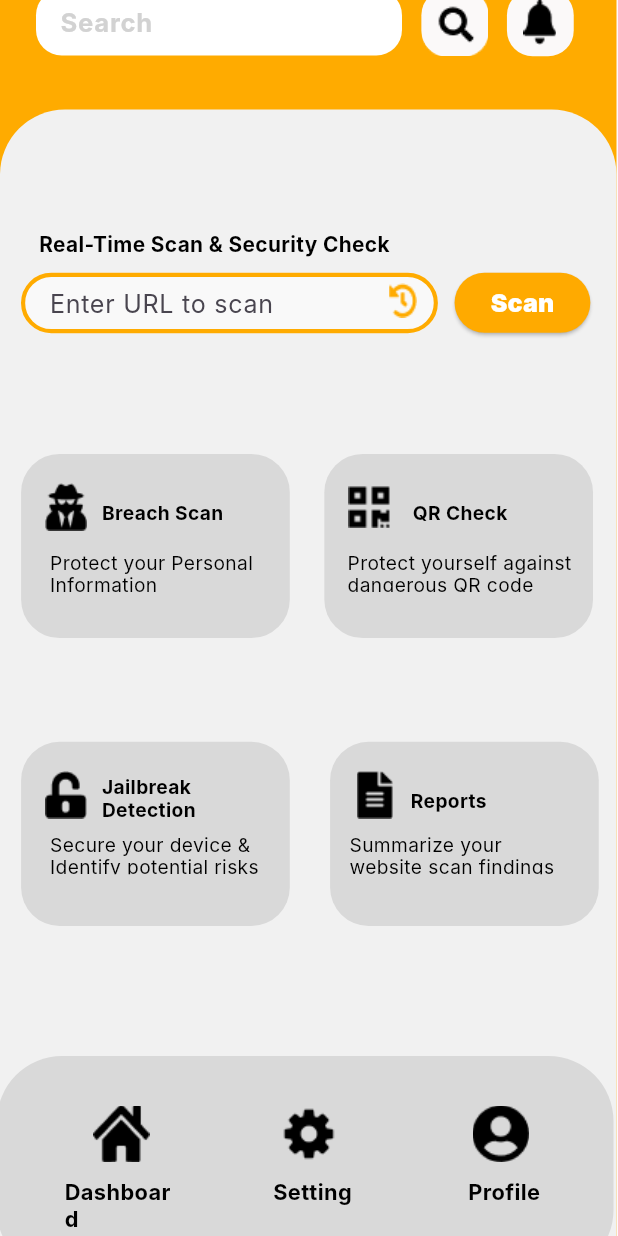
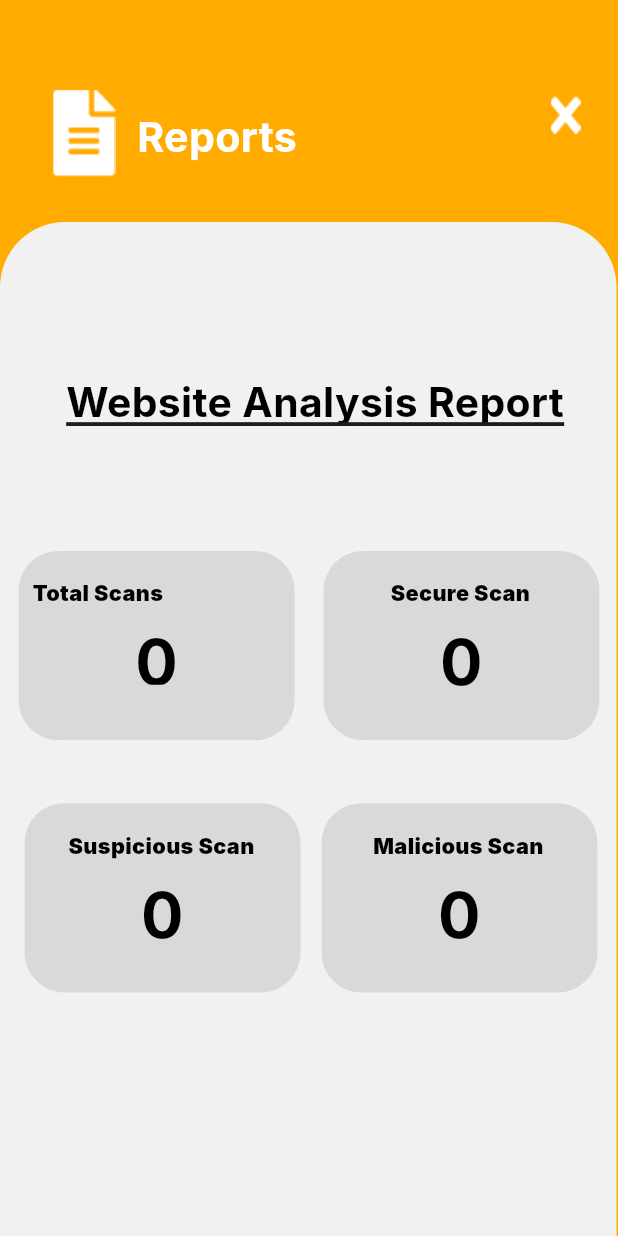
Before and after one commit to Twilight-Fox/ancc-24-team-acre, a Flutter app: the DashboardScreen screen opened by its route, scrolled down 66 dp, after a tap on "Reports", on a phone screen of 412 x 824 dp. Run offline on Flutter 3.47's test engine with Material 3 defaults, Android fonts, the phone set to English and light mode, and no system bars; our stand-ins replace flutter_dotenv, flutter_svg, go_router, image_picker, loading_animation_widget, permission_handler and 1 more; missing offline and left inert: flutter_jailbreak_detection, mobile_scanner; accounts and stored records are empty; Roboto replaces fonts that are missing (Inter).

Commit message:
feat: add reports

```diff
--- a/lib/main.dart
+++ b/lib/main.dart
@@ -27,6 +27,7 @@ import 'src/jailbreak_detection/jailbreak_request_screen.dart';
 import 'src/jailbreak_detection/jailbreak_secure_screen.dart';
 import 'src/jailbreak_detection/jailbreak_insecure_screen.dart';
 import 'src/qr_scan/screenshot.dart';
+import 'src/report_screen.dart';
 
 // Main Entry Point
 Future<void> main() async {
@@ -191,6 +192,11 @@ final GoRouter _router = GoRouter(
       builder: (BuildContext context, GoRouterState state) =>
           const BarcodeScannerWithZoom(),
     ),
+    GoRoute(
+      path: '/reports',
+      builder: (BuildContext context, GoRouterState state) =>
+          const ReportsScreen(),
+    ),
   ],
 );
 
--- a/lib/src/dashboard_screen.dart
+++ b/lib/src/dashboard_screen.dart
@@ -19,20 +19,17 @@ class DashboardScreen extends StatefulWidget {
 class _DashboardScreenState extends State<DashboardScreen> {
   final _searchController = TextEditingController();
 
-
   Future<void> _handleScanQR() async {
     //final supabase = context.read<SupabaseState>().supabase;
     var status = await Permission.camera.request();
-    if (status.isDenied){
+    if (status.isDenied) {
       return;
-    }
-    else {
+    } else {
       var imageStatus = await Permission.photos.request();
-      if (imageStatus.isDenied){
+      if (imageStatus.isDenied) {
         return;
-      }
-      else {
-      context.go('/qr_scan');
+      } else {
+        context.go('/qr_scan');
       }
     }
   }
@@ -100,9 +97,9 @@ class _DashboardScreenState extends State<DashboardScreen> {
         return;
       } catch (e) {
         print('Error: $e');
-        }
       }
     }
+  }
 
   @override
   Widget build(BuildContext context) {
@@ -438,7 +435,7 @@ class _DashboardScreenState extends State<DashboardScreen> {
                     top: 534.91,
                     child: InkWell(
                       onTap: () {
-                        print("Reports Icon pressed");
+                        context.go('/reports');
                       },
                       child: Container(
                         width: 229.01,
@@ -619,7 +616,8 @@ class _DashboardScreenState extends State<DashboardScreen> {
                     top: 343,
                     child: InkWell(
                       onTap: () {
-                        _handleScanQR();},
+                        _handleScanQR();
+                      },
                       child: Container(
                         width: 229.01,
                         height: 163.76,
--- /dev/null
+++ b/lib/src/report_screen.dart
@@ -0,0 +1,407 @@
+import 'package:flutter/material.dart';
+import 'package:provider/provider.dart';
+import 'package:go_router/go_router.dart';
+
+import '../main.dart';
+
+class ReportsScreen extends StatefulWidget {
+  const ReportsScreen({super.key});
+
+  @override
+  State<ReportsScreen> createState() => _ReportsScreenState();
+}
+
+class _ReportsScreenState extends State<ReportsScreen> {
+  String _totalScans = '0';
+  String _secureScans = '0';
+  String _suspiciousScans = '0';
+  String _maliciousScans = '0';
+
+  @override
+  void initState() {
+    super.initState();
+    loadData();
+  }
+
+  Future<void> loadData() async {
+    final supabase = context.read<SupabaseState>().supabase;
+    final scanResults =
+        await supabase.from('url_scan_results').select('ip_quality_rating');
+    //print(scanResults);
+
+    int secureCount = 0;
+    int suspiciousCount = 0;
+    int maliciousCount = 0;
+
+    for (var result in scanResults) {
+      switch (result['ip_quality_rating']) {
+        case 'Secure':
+          secureCount++;
+          break;
+        case 'Suspicious':
+          suspiciousCount++;
+          break;
+        case 'Malicious':
+          maliciousCount++;
+          break;
+        default:
+          // Handle unknown ratings if necessary
+          break;
+      }
+    }
+    setState(() {
+      _totalScans = scanResults.length.toString();
+      _secureScans = secureCount.toString();
+      _suspiciousScans = suspiciousCount.toString();
+      _maliciousScans = maliciousCount.toString();
+    });
+    //print('Total Scans: $totalScans');
+    //print('Secure Scans: $secureScans');
+    //print('Suspicious Scans: $suspiciousScans');
+    //print('Malicious Scans: $maliciousScans');
+  }
+
+  @override
+  Widget build(BuildContext context) {
+    return Scaffold(
+      backgroundColor: const Color(0xFFFFAB00),
+      body: Stack(
+        children: [
+          Positioned(
+            right: 25,
+            top: 64,
+            child: InkWell(
+              onTap: () {
+                context.go('/dashboard');
+              },
+              child: const Image(
+                image: AssetImage('assets/images/exitButton.png'),
+              ),
+            ),
+          ),
+          const Positioned(
+              left: 35,
+              top: 60,
+              child: Image(
+                image: AssetImage('assets/images/reportIconW.png'),
+              )),
+          Positioned(
+            left: 0,
+            top: 148,
+            child: Container(
+              width: 411,
+              height: 778,
+              decoration: ShapeDecoration(
+                color: const Color(0xFFF1F1F1),
+                shape: RoundedRectangleBorder(
+                  borderRadius: BorderRadius.circular(43.38),
+                ),
+              ),
+            ),
+          ),
+          const Positioned(
+            left: -35,
+            top: 74,
+            child: SizedBox(
+              width: 359.62,
+              height: 43.38,
+              child: Text(
+                'Reports',
+                textAlign: TextAlign.center,
+                style: TextStyle(
+                  color: Colors.white,
+                  fontSize: 27.40,
+                  fontFamily: 'Inter',
+                  fontWeight: FontWeight.w700,
+                  height: 0,
+                ),
+              ),
+            ),
+          ),
+          const Positioned(
+            left: 44,
+            top: 252,
+            child: SizedBox(
+              width: 342.43,
+              height: 69.85,
+              child: Text(
+                'Website Analysis Report',
+                style: TextStyle(
+                  color: Colors.black,
+                  fontSize: 27.26,
+                  fontFamily: 'Inter',
+                  fontWeight: FontWeight.w700,
+                  decoration: TextDecoration.underline,
+                  height: 0,
+                ),
+              ),
+            ),
+          ),
+          Positioned(
+            left: -2,
+            top: 341,
+            child: Container(
+              width: 235.21,
+              height: 168.19,
+              clipBehavior: Clip.antiAlias,
+              decoration: const BoxDecoration(),
+              child: Stack(
+                children: [
+                  Positioned(
+                    left: 14.45,
+                    top: 26.28,
+                    child: Container(
+                      width: 183.96,
+                      height: 126.14,
+                      decoration: ShapeDecoration(
+                        color: const Color(0xFFD9D9D9),
+                        shape: RoundedRectangleBorder(
+                          borderRadius: BorderRadius.circular(26.28),
+                        ),
+                      ),
+                    ),
+                  ),
+                  const Positioned(
+                    left: 23.65,
+                    top: 45.99,
+                    child: SizedBox(
+                      width: 164.25,
+                      height: 19.71,
+                      child: Text(
+                        'Total Scans Performed',
+                        style: TextStyle(
+                          color: Colors.black,
+                          fontSize: 14.45,
+                          fontFamily: 'Inter',
+                          fontWeight: FontWeight.w900,
+                          height: 0,
+                        ),
+                      ),
+                    ),
+                  ),
+                  Positioned(
+                    left: 72.27,
+                    top: 74.90,
+                    child: SizedBox(
+                      width: 68.33,
+                      height: 40.59,
+                      child: Text(
+                        _totalScans,
+                        textAlign: TextAlign.center,
+                        style: const TextStyle(
+                          color: Colors.black,
+                          fontSize: 42.05,
+                          fontFamily: 'Inter',
+                          fontWeight: FontWeight.w700,
+                          height: 0,
+                        ),
+                      ),
+                    ),
+                  ),
+                ],
+              ),
+            ),
+          ),
+          Positioned(
+            left: 201.21,
+            top: 341,
+            child: Container(
+              width: 235.21,
+              height: 168.19,
+              clipBehavior: Clip.antiAlias,
+              decoration: const BoxDecoration(),
+              child: Stack(
+                children: [
+                  Positioned(
+                    left: 14.45,
+                    top: 26.28,
+                    child: Container(
+                      width: 183.96,
+                      height: 126.14,
+                      decoration: ShapeDecoration(
+                        color: const Color(0xFFD9D9D9),
+                        shape: RoundedRectangleBorder(
+                          borderRadius: BorderRadius.circular(26.28),
+                        ),
+                      ),
+                    ),
+                  ),
+                  const Positioned(
+                    left: 23.65,
+                    top: 45.99,
+                    child: SizedBox(
+                      width: 164.25,
+                      height: 19.71,
+                      child: Text(
+                        'Secure Scan',
+                        textAlign: TextAlign.center,
+                        style: TextStyle(
+                          color: Colors.black,
+                          fontSize: 14.45,
+                          fontFamily: 'Inter',
+                          fontWeight: FontWeight.w900,
+                          height: 0,
+                        ),
+                      ),
+                    ),
+                  ),
+                  Positioned(
+                    left: 72.27,
+                    top: 74.90,
+                    child: SizedBox(
+                      width: 68.33,
+                      height: 50,
+                      child: Text(
+                        _secureScans,
+                        textAlign: TextAlign.center,
+                        style: const TextStyle(
+                          color: Colors.black,
+                          fontSize: 42.05,
+                          fontFamily: 'Inter',
+                          fontWeight: FontWeight.w700,
+                          height: 0,
+                        ),
+                      ),
+                    ),
+                  ),
+                ],
+              ),
+            ),
+          ),
+          Positioned(
+            left: 1.94,
+            top: 509.19,
+            child: Container(
+              width: 235.21,
+              height: 168.19,
+              clipBehavior: Clip.antiAlias,
+              decoration: const BoxDecoration(),
+              child: Stack(
+                children: [
+                  Positioned(
+                    left: 14.46,
+                    top: 26.28,
+                    child: Container(
+                      width: 183.96,
+                      height: 126.14,
+                      decoration: ShapeDecoration(
+                        color: const Color(0xFFD9D9D9),
+                        shape: RoundedRectangleBorder(
+                          borderRadius: BorderRadius.circular(26.28),
+                        ),
+                      ),
+                    ),
+                  ),
+                  const Positioned(
+                    left: 23.65,
+                    top: 45.99,
+                    child: SizedBox(
+                      width: 164.25,
+                      height: 19.71,
+                      child: Text(
+                        'Suspicious Scan',
+                        textAlign: TextAlign.center,
+                        style: TextStyle(
+                          color: Colors.black,
+                          fontSize: 14.45,
+                          fontFamily: 'Inter',
+                          fontWeight: FontWeight.w900,
+                          height: 0,
+                        ),
+                      ),
+                    ),
+                  ),
+                  Positioned(
+                    left: 72.27,
+                    top: 74.90,
+                    child: SizedBox(
+                      width: 68.33,
+                      height: 50,
+                      child: Text(
+                        _suspiciousScans,
+                        textAlign: TextAlign.center,
+                        style: const TextStyle(
+                          color: Colors.black,
+                          fontSize: 42.05,
+                          fontFamily: 'Inter',
+                          fontWeight: FontWeight.w700,
+                          height: 0,
+                        ),
+                      ),
+                    ),
+                  ),
+                ],
+              ),
+            ),
+          ),
+          Positioned(
+            left: 199.90,
+            top: 509.19,
+            child: Container(
+              width: 235.21,
+              height: 168.19,
+              clipBehavior: Clip.antiAlias,
+              decoration: const BoxDecoration(),
+              child: Stack(
+                children: [
+                  Positioned(
+                    left: 14.45,
+                    top: 26.28,
+                    child: Container(
+                      width: 183.96,
+                      height: 126.14,
+                      decoration: ShapeDecoration(
+                        color: const Color(0xFFD9D9D9),
+                        shape: RoundedRectangleBorder(
+                          borderRadius: BorderRadius.circular(26.28),
+                        ),
+                      ),
+                    ),
+                  ),
+                  const Positioned(
+                    left: 23.65,
+                    top: 45.99,
+                    child: SizedBox(
+                      width: 164.25,
+                      height: 19.71,
+                      child: Text(
+                        'Malicious Scan',
+                        textAlign: TextAlign.center,
+                        style: TextStyle(
+                          color: Colors.black,
+                          fontSize: 14.45,
+                          fontFamily: 'Inter',
+                          fontWeight: FontWeight.w900,
+                          height: 0,
+                        ),
+                      ),
+                    ),
+                  ),
+                  Positioned(
+                    left: 72.27,
+                    top: 74.90,
+                    child: SizedBox(
+                      width: 68.33,
+                      height: 50,
+                      child: Text(
+                        _maliciousScans,
+                        textAlign: TextAlign.center,
+                        style: const TextStyle(
+                          color: Colors.black,
+                          fontSize: 42.05,
+                          fontFamily: 'Inter',
+                          fontWeight: FontWeight.w700,
+                          height: 0,
+                        ),
+                      ),
+                    ),
+                  ),
+                ],
+              ),
+            ),
+          ),
+        ],
+      ),
+    );
+  }
+}
```
Also changed, not shown: lib/src/breach_scan/breach_scan_dashboard.dart (+3 -4 lines), lib/src/breach_scan/breach_scan_input_screen.dart (+4 -6 lines), assets/images/reportIconW.png (added), lib/src/breach_scan/breach_scan_insecure_screen.dart (line endings or trailing spaces).
